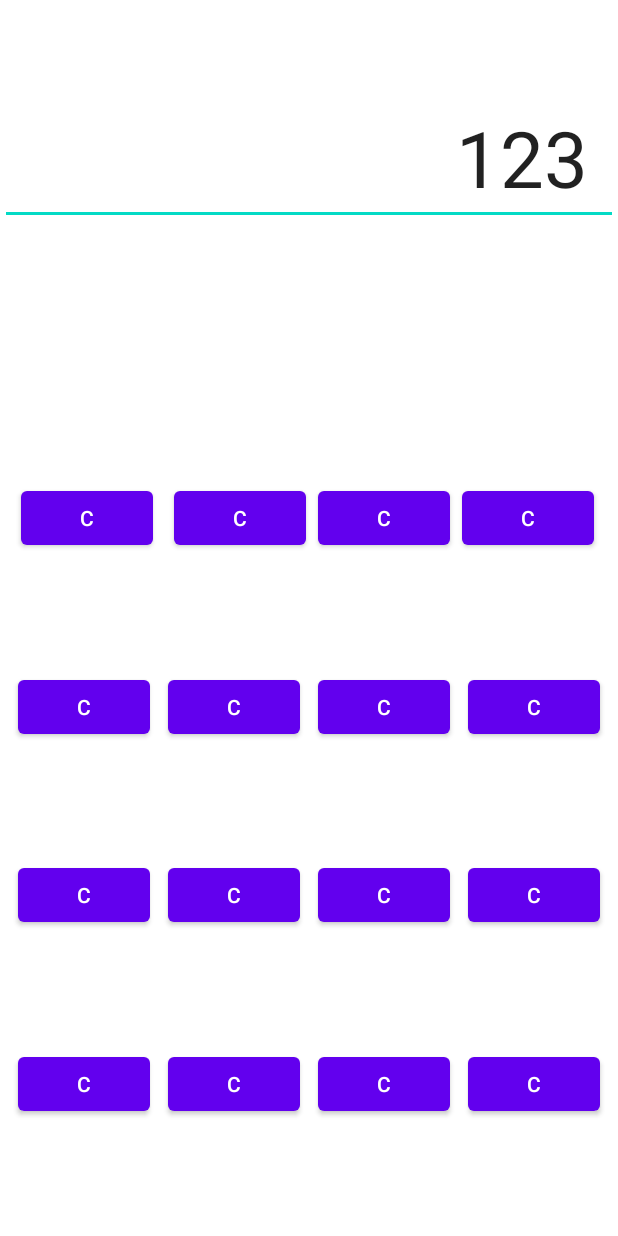
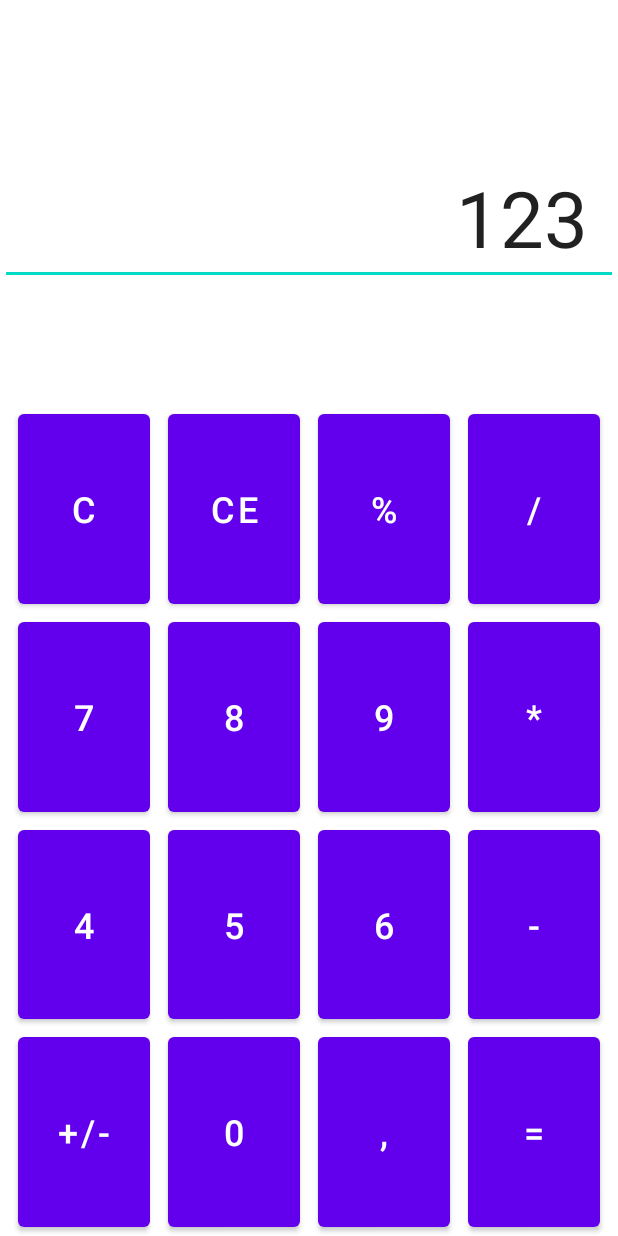
Before and after one commit to 23err/AndroidJavaLessons, an Android app: the layout activity_main_constraint.xml on its own in the app's theme, with its tools: preview values and no code run, on a phone screen of 412 x 824 dp. Run offline under Robolectric (Android 15) with nearby library versions, the phone set to English and light mode, and no system bars.

Commit message:
выбор layout - constraintLayout с правильным расположением кнопок

```diff
--- a/app/src/main/res/layout/activity_layout_linear.xml
+++ b/app/src/main/res/layout/activity_layout_linear.xml
@@ -152,7 +152,7 @@
                 android:id="@+id/btnComma"
                 android:layout_width="wrap_content"
                 android:layout_height="wrap_content"
-                android:text="@string/Comma"
+                android:text="@string/comma"
                 android:textSize="@dimen/text_size_btn" />
 
             <Button
--- a/app/src/main/res/layout/activity_main_constraint.xml
+++ b/app/src/main/res/layout/activity_main_constraint.xml
@@ -5,206 +5,222 @@
     android:layout_width="match_parent"
     android:layout_height="match_parent">
 
-    <Button
-        android:id="@+id/btnClearAll12"
-        android:layout_width="wrap_content"
-        android:layout_height="wrap_content"
-        android:text="@string/clear_all"
-        app:layout_constraintBottom_toBottomOf="parent"
-        app:layout_constraintEnd_toEndOf="parent"
-        app:layout_constraintHorizontal_bias="0.5"
-        app:layout_constraintStart_toEndOf="@+id/btnClearAll16"
-        app:layout_constraintTop_toBottomOf="@+id/btnClearAll10" />
-
-    <Button
-        android:id="@+id/btnClearAll11"
-        android:layout_width="wrap_content"
-        android:layout_height="wrap_content"
-        android:text="@string/clear_all"
-        app:layout_constraintBottom_toTopOf="@+id/btnClearAll14"
-        app:layout_constraintEnd_toStartOf="@+id/btnClearAll13"
-        app:layout_constraintHorizontal_bias="0.5"
-        app:layout_constraintStart_toEndOf="@+id/btnClearAll15"
-        app:layout_constraintTop_toBottomOf="@+id/btnClearAll2" />
-
-    <Button
-        android:id="@+id/btnClearAll13"
-        android:layout_width="wrap_content"
-        android:layout_height="wrap_content"
-        android:text="@string/clear_all"
-        app:layout_constraintBottom_toTopOf="@+id/btnClearAll16"
-        app:layout_constraintEnd_toStartOf="@+id/btnClearAll10"
-        app:layout_constraintHorizontal_bias="0.5"
-        app:layout_constraintStart_toEndOf="@+id/btnClearAll11"
-        app:layout_constraintTop_toBottomOf="@+id/btnClearAll3" />
-
-    <Button
-        android:id="@+id/btnClearAll16"
-        android:layout_width="wrap_content"
-        android:layout_height="wrap_content"
-        android:text="@string/clear_all"
-        app:layout_constraintBottom_toBottomOf="parent"
-        app:layout_constraintEnd_toStartOf="@+id/btnClearAll12"
-        app:layout_constraintHorizontal_bias="0.5"
-        app:layout_constraintStart_toEndOf="@+id/btnClearAll14"
-        app:layout_constraintTop_toBottomOf="@+id/btnClearAll13" />
-
-    <Button
-        android:id="@+id/btnClearAll14"
-        android:layout_width="wrap_content"
-        android:layout_height="wrap_content"
-        android:text="@string/clear_all"
-        app:layout_constraintBottom_toBottomOf="parent"
-        app:layout_constraintEnd_toStartOf="@+id/btnClearAll16"
-        app:layout_constraintHorizontal_bias="0.5"
-        app:layout_constraintStart_toEndOf="@+id/btnClearAll9"
-        app:layout_constraintTop_toBottomOf="@+id/btnClearAll11" />
-
-    <Button
-        android:id="@+id/btnClearAll10"
-        android:layout_width="wrap_content"
-        android:layout_height="wrap_content"
-        android:text="@string/clear_all"
-        app:layout_constraintBottom_toTopOf="@+id/btnClearAll12"
-        app:layout_constraintEnd_toEndOf="parent"
-        app:layout_constraintHorizontal_bias="0.5"
-        app:layout_constraintStart_toEndOf="@+id/btnClearAll13"
-        app:layout_constraintTop_toBottomOf="@+id/btnClearAll4" />
-
-    <Button
-        android:id="@+id/btnClearAll6"
-        android:layout_width="wrap_content"
-        android:layout_height="wrap_content"
-        android:layout_marginStart="292dp"
-        android:text="@string/clear_all"
-        app:layout_constraintBottom_toTopOf="@+id/btnClearAll4"
-        app:layout_constraintEnd_toEndOf="parent"
-        app:layout_constraintHorizontal_bias="0.5"
-        app:layout_constraintStart_toEndOf="@+id/btnClearAll8"
-        app:layout_constraintStart_toStartOf="parent"
-        app:layout_constraintTop_toTopOf="@+id/guideline2" />
-
-    <Button
-        android:id="@+id/btnClearAll7"
-        android:layout_width="wrap_content"
-        android:layout_height="wrap_content"
-        android:layout_marginStart="108dp"
-        android:text="@string/clear_all"
-        app:layout_constraintBottom_toTopOf="@+id/btnClearAll2"
-        app:layout_constraintEnd_toStartOf="@+id/btnClearAll8"
-        app:layout_constraintHorizontal_bias="0.5"
-        app:layout_constraintStart_toEndOf="@+id/btnClearAll"
-        app:layout_constraintStart_toStartOf="parent"
-        app:layout_constraintTop_toTopOf="@+id/guideline2" />
-
-    <Button
-        android:id="@+id/btnClearAll8"
-        android:layout_width="wrap_content"
-        android:layout_height="wrap_content"
-        android:layout_marginStart="204dp"
-        android:text="@string/clear_all"
-        app:layout_constraintBottom_toTopOf="@+id/btnClearAll3"
-        app:layout_constraintEnd_toStartOf="@+id/btnClearAll6"
-        app:layout_constraintHorizontal_bias="0.5"
-        app:layout_constraintStart_toEndOf="@+id/btnClearAll7"
-        app:layout_constraintStart_toStartOf="parent"
-        app:layout_constraintTop_toTopOf="@+id/guideline2" />
 
     <EditText
         android:id="@+id/editText"
         android:layout_width="match_parent"
         android:layout_height="wrap_content"
-        android:layout_marginTop="60dp"
+        android:layout_marginTop="100dp"
         android:gravity="end"
         android:paddingHorizontal="20dp"
         android:paddingVertical="10dp"
         android:textSize="@dimen/edit_text_size"
         app:layout_constraintEnd_toEndOf="parent"
+        app:layout_constraintHorizontal_bias="0.0"
         app:layout_constraintStart_toStartOf="parent"
         app:layout_constraintTop_toTopOf="parent"
         tools:text="123" />
-
-    <Button
-        android:id="@+id/btnClearAll"
-        android:layout_width="wrap_content"
-        android:layout_height="wrap_content"
-        android:text="@string/clear_all"
-        app:layout_constraintBottom_toTopOf="@+id/btnClearAll5"
-        app:layout_constraintEnd_toStartOf="@+id/btnClearAll7"
-        app:layout_constraintStart_toStartOf="parent"
-        app:layout_constraintTop_toTopOf="@+id/guideline2" />
-
-    <Button
-        android:id="@+id/btnClearAll5"
-        android:layout_width="wrap_content"
-        android:layout_height="wrap_content"
-        android:text="@string/clear_all"
-        app:layout_constraintBottom_toTopOf="@+id/btnClearAll15"
-        app:layout_constraintEnd_toStartOf="@+id/btnClearAll2"
-        app:layout_constraintHorizontal_bias="0.5"
-        app:layout_constraintStart_toStartOf="parent"
-        app:layout_constraintTop_toBottomOf="@+id/btnClearAll" />
-
-    <Button
-        android:id="@+id/btnClearAll9"
-        android:layout_width="wrap_content"
-        android:layout_height="wrap_content"
-        android:text="@string/clear_all"
-        app:layout_constraintBottom_toBottomOf="parent"
-        app:layout_constraintEnd_toStartOf="@+id/btnClearAll14"
-        app:layout_constraintHorizontal_bias="0.5"
-        app:layout_constraintStart_toStartOf="parent"
-        app:layout_constraintTop_toBottomOf="@+id/btnClearAll15" />
-
-    <Button
-        android:id="@+id/btnClearAll15"
-        android:layout_width="wrap_content"
-        android:layout_height="wrap_content"
-        android:text="@string/clear_all"
-        app:layout_constraintBottom_toTopOf="@+id/btnClearAll9"
-        app:layout_constraintEnd_toStartOf="@+id/btnClearAll11"
-        app:layout_constraintHorizontal_bias="0.5"
-        app:layout_constraintStart_toStartOf="parent"
-        app:layout_constraintTop_toBottomOf="@+id/btnClearAll5" />
-
-    <Button
-        android:id="@+id/btnClearAll2"
-        android:layout_width="wrap_content"
-        android:layout_height="wrap_content"
-        android:text="@string/clear_all"
-        app:layout_constraintBottom_toTopOf="@+id/btnClearAll11"
-        app:layout_constraintEnd_toStartOf="@+id/btnClearAll3"
-        app:layout_constraintHorizontal_bias="0.5"
-        app:layout_constraintStart_toEndOf="@+id/btnClearAll5"
-        app:layout_constraintTop_toBottomOf="@+id/btnClearAll7" />
-
-    <Button
-        android:id="@+id/btnClearAll3"
-        android:layout_width="wrap_content"
-        android:layout_height="wrap_content"
-        android:text="@string/clear_all"
-        app:layout_constraintBottom_toTopOf="@+id/btnClearAll13"
-        app:layout_constraintEnd_toStartOf="@+id/btnClearAll4"
-        app:layout_constraintHorizontal_bias="0.5"
-        app:layout_constraintStart_toEndOf="@+id/btnClearAll2"
-        app:layout_constraintTop_toBottomOf="@+id/btnClearAll8" />
-
-    <Button
-        android:id="@+id/btnClearAll4"
-        android:layout_width="wrap_content"
-        android:layout_height="wrap_content"
-        android:text="@string/clear_all"
-        app:layout_constraintBottom_toTopOf="@+id/btnClearAll10"
-        app:layout_constraintEnd_toEndOf="parent"
-        app:layout_constraintHorizontal_bias="0.5"
-        app:layout_constraintStart_toEndOf="@+id/btnClearAll3"
-        app:layout_constraintTop_toBottomOf="@+id/btnClearAll6" />
 
     <androidx.constraintlayout.widget.Guideline
         android:id="@+id/guideline2"
         android:layout_width="wrap_content"
         android:layout_height="wrap_content"
         android:orientation="horizontal"
-        app:layout_constraintGuide_begin="244dp" />
+        app:layout_constraintGuide_begin="270dp" />
+
+    <Button
+        android:id="@+id/btnEqual"
+        android:layout_width="wrap_content"
+        android:layout_height="0dp"
+        android:text="@string/equal"
+        android:textSize="@dimen/btn_text_size"
+        app:layout_constraintBottom_toBottomOf="parent"
+        app:layout_constraintEnd_toEndOf="parent"
+
+        app:layout_constraintStart_toEndOf="@+id/btnComma"
+        app:layout_constraintTop_toBottomOf="@+id/btnMinus" />
+
+    <Button
+        android:id="@+id/btnFive"
+        android:layout_width="wrap_content"
+        android:layout_height="0dp"
+        android:text="@string/_5"
+        android:textSize="@dimen/btn_text_size"
+        app:layout_constraintBottom_toTopOf="@+id/btnZero"
+        app:layout_constraintEnd_toStartOf="@+id/btnSix"
+
+        app:layout_constraintStart_toEndOf="@+id/btnFour"
+        app:layout_constraintTop_toBottomOf="@+id/btnEight" />
+
+    <Button
+        android:id="@+id/btnSix"
+        android:layout_width="wrap_content"
+        android:layout_height="0dp"
+        android:text="@string/_6"
+        android:textSize="@dimen/btn_text_size"
+        app:layout_constraintBottom_toTopOf="@+id/btnComma"
+        app:layout_constraintEnd_toStartOf="@+id/btnMinus"
+
+        app:layout_constraintStart_toEndOf="@+id/btnFive"
+        app:layout_constraintTop_toBottomOf="@+id/btnNine" />
+
+    <Button
+        android:id="@+id/btnComma"
+        android:layout_width="wrap_content"
+        android:layout_height="0dp"
+        android:text="@string/comma"
+        android:textSize="@dimen/btn_text_size"
+        app:layout_constraintBottom_toBottomOf="parent"
+        app:layout_constraintEnd_toStartOf="@+id/btnEqual"
+
+        app:layout_constraintStart_toEndOf="@+id/btnZero"
+        app:layout_constraintTop_toBottomOf="@+id/btnSix" />
+
+    <Button
+        android:id="@+id/btnZero"
+        android:layout_width="wrap_content"
+        android:layout_height="0dp"
+        android:text="@string/_0"
+        android:textSize="@dimen/btn_text_size"
+        app:layout_constraintBottom_toBottomOf="parent"
+        app:layout_constraintEnd_toStartOf="@+id/btnComma"
+
+        app:layout_constraintStart_toEndOf="@+id/btnPlusMinus"
+        app:layout_constraintTop_toBottomOf="@+id/btnFive" />
+
+    <Button
+        android:id="@+id/btnMinus"
+        android:layout_width="wrap_content"
+        android:layout_height="0dp"
+        android:text="@string/minus"
+        android:textSize="@dimen/btn_text_size"
+        app:layout_constraintBottom_toTopOf="@+id/btnEqual"
+        app:layout_constraintEnd_toEndOf="parent"
+
+        app:layout_constraintStart_toEndOf="@+id/btnSix"
+        app:layout_constraintTop_toBottomOf="@+id/btnMultiply" />
+
+    <Button
+        android:id="@+id/btnDivide"
+        android:layout_width="wrap_content"
+        android:layout_height="0dp"
+        android:text="@string/divide"
+        android:textSize="@dimen/btn_text_size"
+        app:layout_constraintBottom_toTopOf="@+id/btnMultiply"
+        app:layout_constraintEnd_toEndOf="parent"
+
+        app:layout_constraintStart_toEndOf="@+id/btnPercent"
+        app:layout_constraintTop_toTopOf="@+id/guideline2" />
+
+    <Button
+        android:id="@+id/btnClear"
+        android:layout_width="wrap_content"
+        android:layout_height="0dp"
+        android:text="@string/clear"
+        android:textSize="@dimen/btn_text_size"
+        app:layout_constraintBottom_toTopOf="@+id/btnEight"
+        app:layout_constraintEnd_toStartOf="@+id/btnPercent"
+
+        app:layout_constraintStart_toEndOf="@+id/btnClearAll"
+        app:layout_constraintTop_toTopOf="@+id/guideline2" />
+
+    <Button
+        android:id="@+id/btnPercent"
+        android:layout_width="wrap_content"
+        android:layout_height="0dp"
+        android:text="@string/percent"
+        android:textSize="@dimen/btn_text_size"
+        app:layout_constraintBottom_toTopOf="@+id/btnNine"
+        app:layout_constraintEnd_toStartOf="@+id/btnDivide"
+
+        app:layout_constraintStart_toEndOf="@+id/btnClear"
+        app:layout_constraintTop_toTopOf="@+id/guideline2" />
+
+
+    <Button
+        android:id="@+id/btnClearAll"
+        android:layout_width="wrap_content"
+        android:layout_height="0dp"
+        android:text="@string/clear_all"
+        android:textSize="@dimen/btn_text_size"
+        app:layout_constraintBottom_toTopOf="@+id/btnSeven"
+
+        app:layout_constraintEnd_toStartOf="@+id/btnClear"
+
+        app:layout_constraintStart_toStartOf="parent"
+        app:layout_constraintTop_toTopOf="@+id/guideline2" />
+
+    <Button
+        android:id="@+id/btnSeven"
+        android:layout_width="wrap_content"
+        android:layout_height="0dp"
+        android:text="@string/_7"
+        app:layout_constraintBottom_toTopOf="@+id/btnFour"
+        app:layout_constraintEnd_toStartOf="@+id/btnEight"
+
+        app:layout_constraintStart_toStartOf="parent"
+        app:layout_constraintTop_toBottomOf="@+id/btnClearAll"
+        android:textSize="@dimen/btn_text_size" />
+
+    <Button
+        android:id="@+id/btnPlusMinus"
+        android:layout_width="wrap_content"
+        android:layout_height="0dp"
+        android:text="@string/plus_minus"
+        android:textSize="@dimen/btn_text_size"
+        app:layout_constraintBottom_toBottomOf="parent"
+        app:layout_constraintEnd_toStartOf="@+id/btnZero"
+
+        app:layout_constraintStart_toStartOf="parent"
+        app:layout_constraintTop_toBottomOf="@+id/btnFour" />
+
+    <Button
+        android:id="@+id/btnFour"
+        android:layout_width="wrap_content"
+        android:layout_height="0dp"
+        android:text="@string/_4"
+        android:textSize="@dimen/btn_text_size"
+        app:layout_constraintBottom_toTopOf="@+id/btnPlusMinus"
+        app:layout_constraintEnd_toStartOf="@+id/btnFive"
+
+        app:layout_constraintStart_toStartOf="parent"
+        app:layout_constraintTop_toBottomOf="@+id/btnSeven" />
+
+    <Button
+        android:id="@+id/btnEight"
+        android:layout_width="wrap_content"
+        android:layout_height="0dp"
+        android:text="@string/_8"
+        android:textSize="@dimen/btn_text_size"
+        app:layout_constraintBottom_toTopOf="@+id/btnFive"
+        app:layout_constraintEnd_toStartOf="@+id/btnNine"
+
+        app:layout_constraintStart_toEndOf="@+id/btnSeven"
+        app:layout_constraintTop_toBottomOf="@+id/btnClear" />
+
+    <Button
+        android:id="@+id/btnNine"
+        android:layout_width="wrap_content"
+        android:layout_height="0dp"
+        android:text="@string/_9"
+        android:textSize="@dimen/btn_text_size"
+        app:layout_constraintBottom_toTopOf="@+id/btnSix"
+        app:layout_constraintEnd_toStartOf="@+id/btnMultiply"
+
+        app:layout_constraintStart_toEndOf="@+id/btnEight"
+        app:layout_constraintTop_toBottomOf="@+id/btnPercent" />
+
+    <Button
+        android:id="@+id/btnMultiply"
+        android:layout_width="wrap_content"
+        android:layout_height="0dp"
+        android:text="@string/multiply"
+        android:textSize="@dimen/btn_text_size"
+        app:layout_constraintBottom_toTopOf="@+id/btnMinus"
+        app:layout_constraintEnd_toEndOf="parent"
+
+        app:layout_constraintStart_toEndOf="@+id/btnNine"
+        app:layout_constraintTop_toBottomOf="@+id/btnDivide" />
+
 
 </androidx.constraintlayout.widget.ConstraintLayout>
--- a/app/src/main/res/values/dimens.xml
+++ b/app/src/main/res/values/dimens.xml
@@ -2,4 +2,5 @@
 <resources>
     <dimen name="text_size_btn">32sp</dimen>
     <dimen name="edit_text_size">52sp</dimen>
+    <dimen name="btn_text_size">24sp</dimen>
 </resources>
--- a/app/src/main/res/values/strings.xml
+++ b/app/src/main/res/values/strings.xml
@@ -35,7 +35,11 @@
     <string name="plus_minus">+/-</string>
     <string name="zero">0</string>
     <string name="equal">=</string>
-    <string name="Comma">,</string>
+    <string name="comma">,</string>
     <string name="clear_all">C</string>
     <string name="_1">1</string>
+    <string name="_4">4</string>
+    <string name="_5">5</string>
+    <string name="_6">6</string>
+    <string name="_0">0</string>
 </resources>
```
